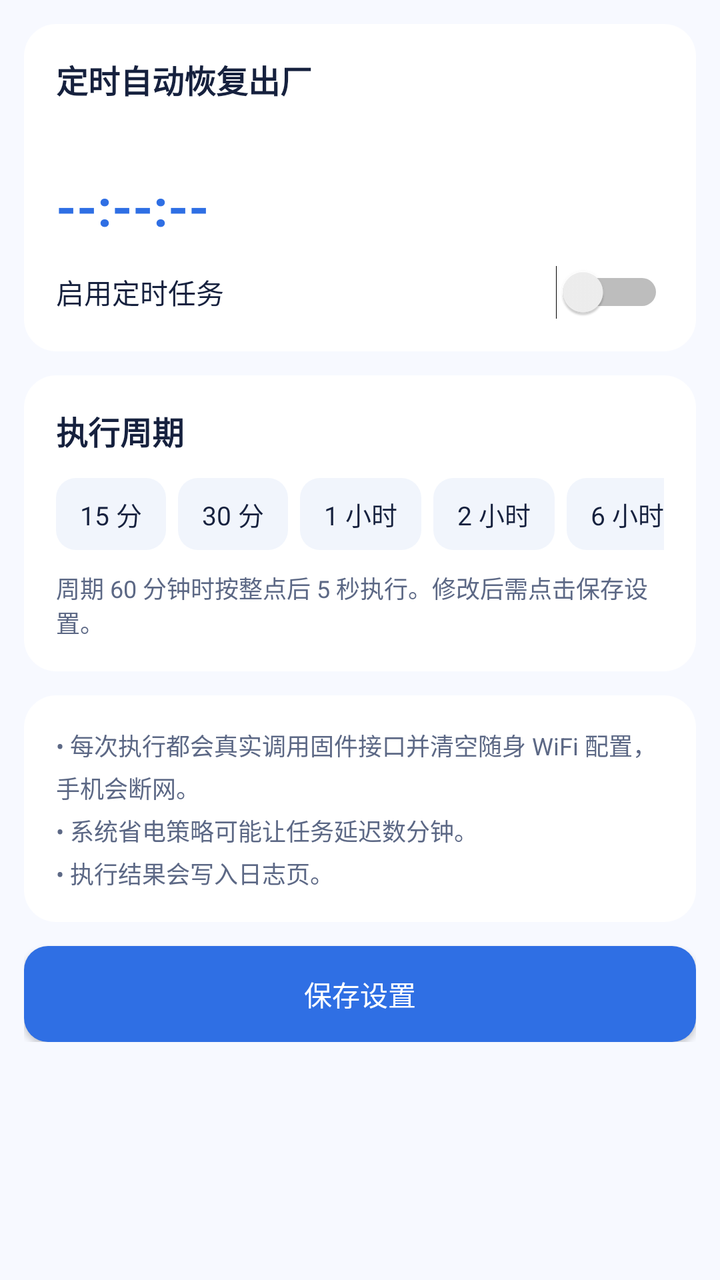
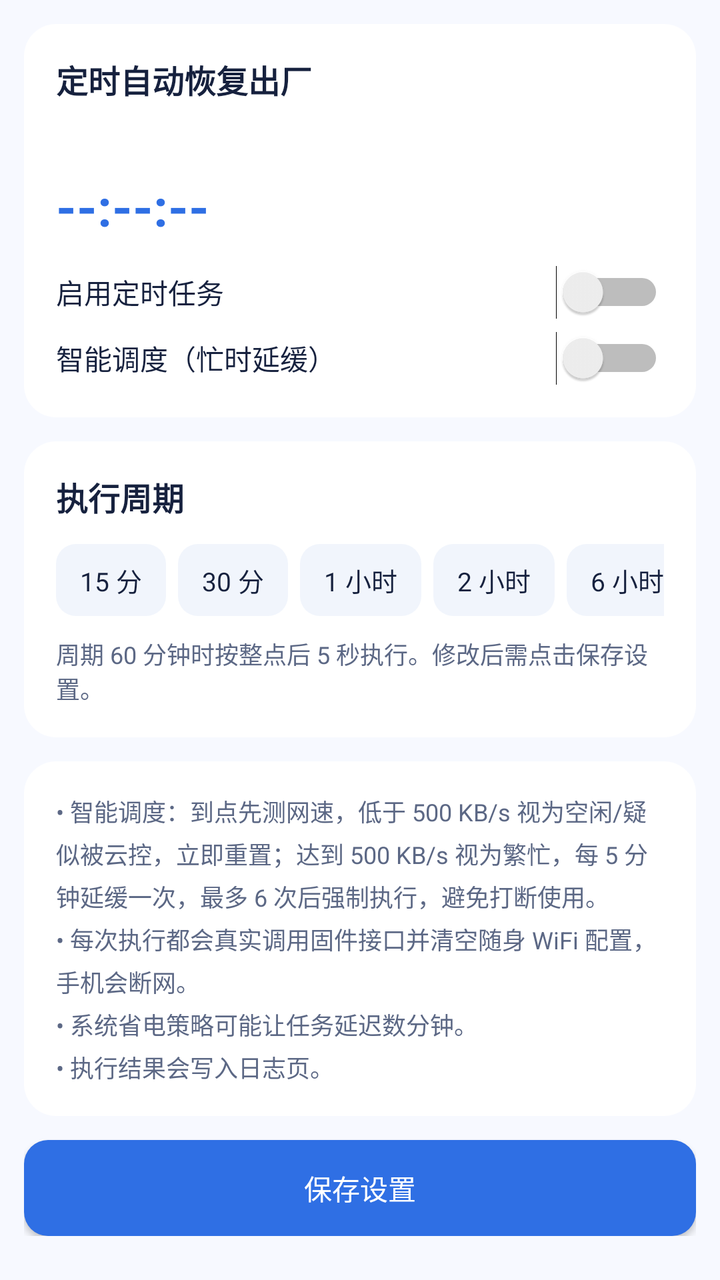

Screens rendered from an Android XML layout before and after an edit, with the pre-edit source and the edit as a unified diff.
<!-- AndroidManifest.xml: application theme AppTheme -->
<!-- res/layout/page_automation.xml -->
<?xml version="1.0" encoding="utf-8"?>
<ScrollView xmlns:android="http://schemas.android.com/apk/res/android"
    android:layout_width="match_parent"
    android:layout_height="match_parent">

    <LinearLayout
        android:layout_width="match_parent"
        android:layout_height="wrap_content"
        android:orientation="vertical"
        android:padding="12dp">

        <LinearLayout
            android:layout_width="match_parent"
            android:layout_height="wrap_content"
            android:layout_marginBottom="12dp"
            android:background="@drawable/bg_card"
            android:orientation="vertical"
            android:padding="16dp">

            <TextView
                style="@style/CardTitle"
                android:layout_width="match_parent"
                android:layout_height="wrap_content"
                android:text="定时自动恢复出厂" />

            <TextView
                android:id="@+id/text_schedule_status"
                style="@style/CardHint"
                android:layout_width="match_parent"
                android:layout_height="wrap_content"
                android:layout_marginTop="6dp" />

            <TextView
                android:id="@+id/text_countdown"
                android:layout_width="match_parent"
                android:layout_height="wrap_content"
                android:layout_marginTop="12dp"
                android:text="--:--:--"
                android:textColor="@color/primary"
                android:textSize="26sp"
                android:textStyle="bold" />

            <Switch
                android:id="@+id/switch_enabled"
                android:layout_width="match_parent"
                android:layout_height="wrap_content"
                android:layout_marginTop="12dp"
                android:text="启用定时任务"
                android:textColor="@color/text_primary"
                android:textSize="14sp" />
        </LinearLayout>

        <LinearLayout
            android:layout_width="match_parent"
            android:layout_height="wrap_content"
            android:layout_marginBottom="12dp"
            android:background="@drawable/bg_card"
            android:orientation="vertical"
            android:padding="16dp">

            <TextView
                style="@style/CardTitle"
                android:layout_width="match_parent"
                android:layout_height="wrap_content"
                android:text="执行周期" />

            <HorizontalScrollView
                android:layout_width="match_parent"
                android:layout_height="wrap_content"
                android:layout_marginTop="12dp"
                android:scrollbars="none">

                <RadioGroup
                    android:id="@+id/chip_group"
                    android:layout_width="wrap_content"
                    android:layout_height="wrap_content"
                    android:orientation="horizontal">

                <RadioButton
                    android:id="@+id/chip_15"
                    android:layout_width="wrap_content"
                    android:layout_height="36dp"
                    android:layout_marginEnd="6dp"
                    android:background="@drawable/bg_chip"
                    android:button="@null"
                    android:paddingStart="12dp"
                    android:paddingEnd="12dp"
                    android:text="15 分"
                    android:textAllCaps="false"
                    android:textColor="@color/chip_text_color"
                    android:textSize="13sp" />

                <RadioButton
                    android:id="@+id/chip_30"
                    android:layout_width="wrap_content"
                    android:layout_height="36dp"
                    android:layout_marginEnd="6dp"
                    android:background="@drawable/bg_chip"
                    android:button="@null"
                    android:paddingStart="12dp"
                    android:paddingEnd="12dp"
                    android:text="30 分"
                    android:textAllCaps="false"
                    android:textColor="@color/chip_text_color"
                    android:textSize="13sp" />

                <RadioButton
                    android:id="@+id/chip_60"
                    android:layout_width="wrap_content"
                    android:layout_height="36dp"
                    android:layout_marginEnd="6dp"
                    android:background="@drawable/bg_chip"
                    android:button="@null"
                    android:paddingStart="12dp"
                    android:paddingEnd="12dp"
                    android:text="1 小时"
                    android:textAllCaps="false"
                    android:textColor="@color/chip_text_color"
                    android:textSize="13sp" />

                <RadioButton
                    android:id="@+id/chip_120"
                    android:layout_width="wrap_content"
                    android:layout_height="36dp"
                    android:layout_marginEnd="6dp"
                    android:background="@drawable/bg_chip"
                    android:button="@null"
                    android:paddingStart="12dp"
                    android:paddingEnd="12dp"
                    android:text="2 小时"
                    android:textAllCaps="false"
                    android:textColor="@color/chip_text_color"
                    android:textSize="13sp" />

                <RadioButton
                    android:id="@+id/chip_360"
                    android:layout_width="wrap_content"
                    android:layout_height="36dp"
                    android:layout_marginEnd="6dp"
                    android:background="@drawable/bg_chip"
                    android:button="@null"
                    android:paddingStart="12dp"
                    android:paddingEnd="12dp"
                    android:text="6 小时"
                    android:textAllCaps="false"
                    android:textColor="@color/chip_text_color"
                    android:textSize="13sp" />

                <RadioButton
                    android:id="@+id/chip_720"
                    android:layout_width="wrap_content"
                    android:layout_height="36dp"
                    android:layout_marginEnd="6dp"
                    android:background="@drawable/bg_chip"
                    android:button="@null"
                    android:paddingStart="12dp"
                    android:paddingEnd="12dp"
                    android:text="12 小时"
                    android:textAllCaps="false"
                    android:textColor="@color/chip_text_color"
                    android:textSize="13sp" />

                <RadioButton
                    android:id="@+id/chip_custom"
                    android:layout_width="wrap_content"
                    android:layout_height="36dp"
                    android:background="@drawable/bg_chip"
                    android:button="@null"
                    android:paddingStart="12dp"
                    android:paddingEnd="12dp"
                    android:text="自定义"
                    android:textAllCaps="false"
                    android:textColor="@color/chip_text_color"
                    android:textSize="13sp" />
                </RadioGroup>
            </HorizontalScrollView>

            <TextView
                style="@style/CardHint"
                android:layout_width="match_parent"
                android:layout_height="wrap_content"
                android:layout_marginTop="10dp"
                android:text="周期 60 分钟时按整点后 5 秒执行。修改后需点击保存设置。" />
        </LinearLayout>

        <LinearLayout
            android:layout_width="match_parent"
            android:layout_height="wrap_content"
            android:layout_marginBottom="12dp"
            android:background="@drawable/bg_card"
            android:orientation="vertical"
            android:padding="16dp">

            <TextView
                style="@style/CardHint"
                android:layout_width="match_parent"
                android:layout_height="wrap_content"
                android:lineSpacingExtra="4dp"
                android:text="• 每次执行都会真实调用固件接口并清空随身 WiFi 配置，手机会断网。\n• 系统省电策略可能让任务延迟数分钟。\n• 执行结果会写入日志页。" />
        </LinearLayout>

        <Button
            android:id="@+id/btn_save"
            android:layout_width="match_parent"
            android:layout_height="wrap_content"
            android:background="@drawable/bg_button"
            android:text="保存设置"
            android:textAllCaps="false"
            android:textColor="#FFFFFFFF" />
    </LinearLayout>
</ScrollView>
<!-- resources referenced by this layout -->
<resources>
  <color name="primary">#2F6FE4</color>
  <color name="text_primary">#16213E</color>
  <!-- drawable bg_button (drawable) -->
  <?xml version="1.0" encoding="utf-8"?>
  <selector xmlns:android="http://schemas.android.com/apk/res/android">
      <item android:state_pressed="true">
          <shape android:shape="rectangle">
              <solid android:color="#255FBF" />
              <corners android:radius="12dp" />
          </shape>
      </item>
      <item>
          <shape android:shape="rectangle">
              <solid android:color="@color/primary" />
              <corners android:radius="12dp" />
          </shape>
      </item>
  </selector>
  <!-- drawable bg_card (drawable) -->
  <?xml version="1.0" encoding="utf-8"?>
  <shape xmlns:android="http://schemas.android.com/apk/res/android" android:shape="rectangle">
      <solid android:color="@color/card_bg" />
      <corners android:radius="16dp" />
  </shape>
  <!-- drawable bg_chip (drawable) -->
  <?xml version="1.0" encoding="utf-8"?>
  <selector xmlns:android="http://schemas.android.com/apk/res/android">
      <item android:state_checked="true">
          <shape android:shape="rectangle">
              <solid android:color="@color/primary" />
              <corners android:radius="10dp" />
          </shape>
      </item>
      <item android:state_pressed="true">
          <shape android:shape="rectangle">
              <solid android:color="@color/surface_bg" />
              <corners android:radius="10dp" />
          </shape>
      </item>
      <item>
          <shape android:shape="rectangle">
              <solid android:color="@color/surface_bg" />
              <corners android:radius="10dp" />
          </shape>
      </item>
  </selector>
  <style name="CardHint">
          <item name="android:textColor">@color/text_muted</item>
          <item name="android:textSize">12sp</item>
      </style>
  <style name="CardTitle">
          <item name="android:textColor">@color/text_primary</item>
          <item name="android:textStyle">bold</item>
          <item name="android:textSize">16sp</item>
      </style>
  <style name="AppTheme" parent="@android:style/Theme.Material.Light.NoActionBar">
          <item name="android:windowBackground">@color/window_bg</item>
          <item name="android:colorAccent">@color/primary</item>
          <item name="android:colorControlActivated">@color/primary</item>
          <item name="android:textColorPrimary">@color/text_primary</item>
          <item name="android:textColorSecondary">@color/text_muted</item>
      </style>
  <color name="card_bg">#FFFFFF</color>
  <color name="surface_bg">#F1F5FC</color>
  <color name="text_muted">#5C6885</color>
  <color name="window_bg">#F7F9FF</color>
</resources>

<!-- the commit's change to res/layout/page_automation.xml (unified diff, before → after) -->
@@ -48,6 +48,15 @@
                 android:text="启用定时任务"
                 android:textColor="@color/text_primary"
                 android:textSize="14sp" />
+
+            <Switch
+                android:id="@+id/switch_smart"
+                android:layout_width="match_parent"
+                android:layout_height="wrap_content"
+                android:layout_marginTop="6dp"
+                android:text="智能调度（忙时延缓）"
+                android:textColor="@color/text_primary"
+                android:textSize="14sp" />
         </LinearLayout>
 
         <LinearLayout
@@ -196,7 +205,7 @@
                 android:layout_width="match_parent"
                 android:layout_height="wrap_content"
                 android:lineSpacingExtra="4dp"
-                android:text="• 每次执行都会真实调用固件接口并清空随身 WiFi 配置，手机会断网。\n• 系统省电策略可能让任务延迟数分钟。\n• 执行结果会写入日志页。" />
+                android:text="• 智能调度：到点先测网速，低于 500 KB/s 视为空闲/疑似被云控，立即重置；达到 500 KB/s 视为繁忙，每 5 分钟延缓一次，最多 6 次后强制执行，避免打断使用。\n• 每次执行都会真实调用固件接口并清空随身 WiFi 配置，手机会断网。\n• 系统省电策略可能让任务延迟数分钟。\n• 执行结果会写入日志页。" />
         </LinearLayout>
 
         <Button
